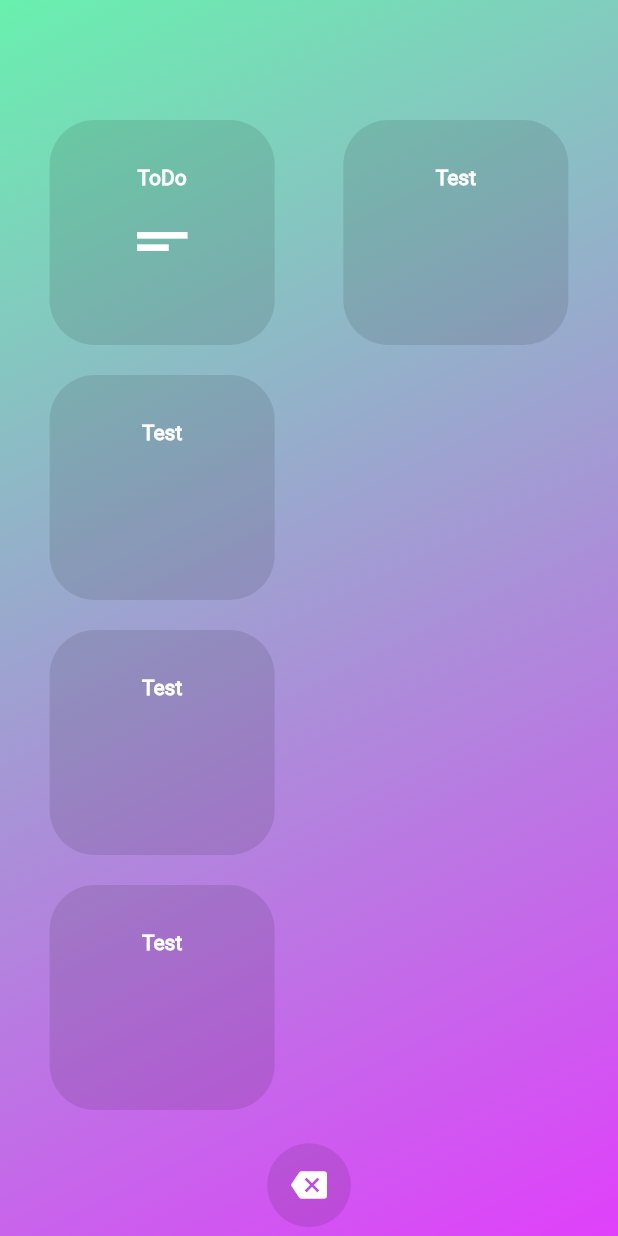
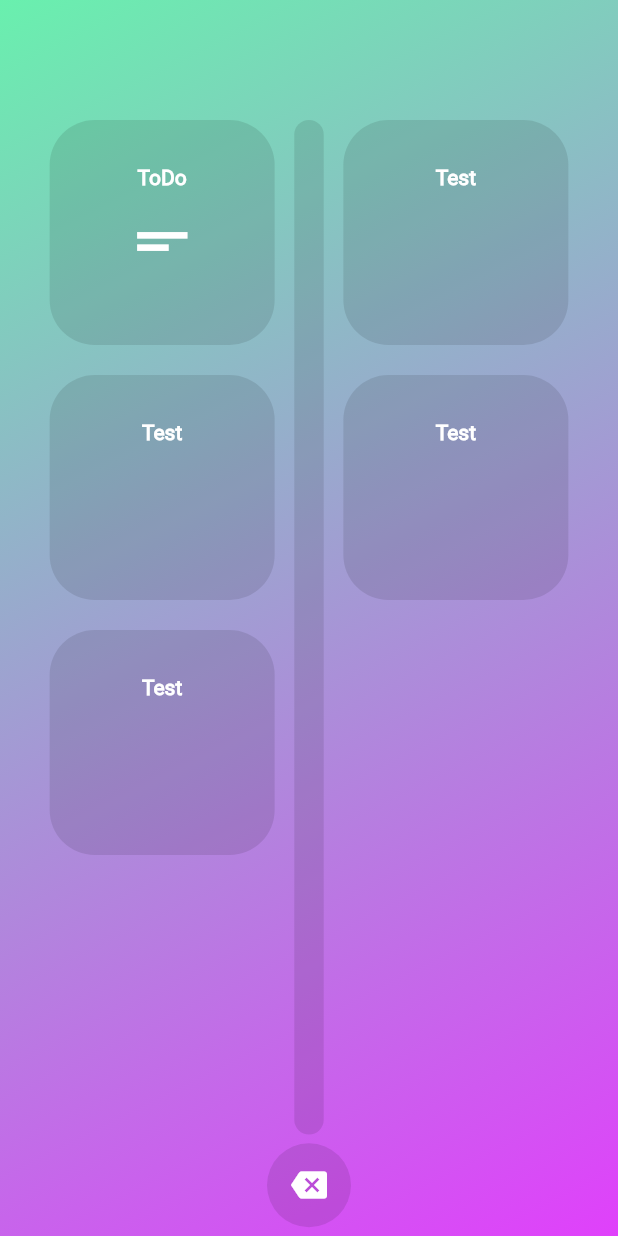
Before and after one commit to AndoPatrik/list_me, a Flutter app: the Dashboard screen opened directly, on a phone screen of 412 x 824 dp. Run offline on Flutter 3.47's test engine with Material 2 defaults, Android fonts, the phone set to English and light mode, and no system bars; our stand-ins replace carousel_slider, cloud_firestore, firebase_auth, modal_progress_hud; accounts and stored records are empty.

```diff
--- a/lib/Pages/Dashboard.dart
+++ b/lib/Pages/Dashboard.dart
@@ -45,19 +45,22 @@ class Dashboardtate extends State<Dashboard> {
                         padding: EdgeInsets.only(bottom: 20),
                       ),
                       DashbordItem(),
-                      Padding(
-                        padding: EdgeInsets.only(bottom: 20),
-                      ),
-                      DashbordItem(),
                     ],
                   ),
                   Expanded(
                     flex: 1,
-                    child: Container(),
+                    child: Container(
+                        decoration: BoxDecoration(
+                            borderRadius: BorderRadius.circular(30.0),
+                            color: Colors.black.withOpacity(0.1))),
                   ),
                   DashboardSideBar(
                     side: Side.Right,
                     children: <Widget>[
+                      DashbordItem(),
+                      Padding(
+                        padding: EdgeInsets.only(bottom: 20),
+                      ),
                       DashbordItem(),
                     ],
                   ),
```
Also changed, not shown: lib/Widgets/CreateTodoPopUp.dart (+32 -18 lines).
